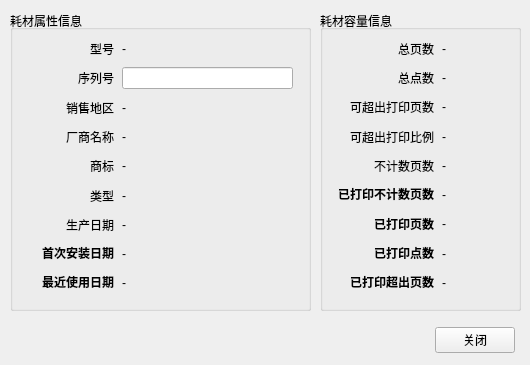
Qt form readback.ui (zlmone/supply_writer) before a commit.
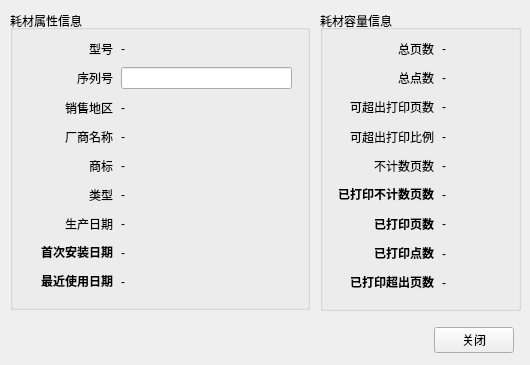
The same form after that commit.

Commit message: resize widget

The edit to the form file:
```diff
--- a/readback.ui
+++ b/readback.ui
@@ -21,7 +21,7 @@
     <rect>
      <x>10</x>
      <y>320</y>
-     <width>511</width>
+     <width>510</width>
      <height>40</height>
     </rect>
    </property>
@@ -68,8 +68,8 @@
     <rect>
      <x>10</x>
      <y>10</y>
-     <width>301</width>
-     <height>301</height>
+     <width>300</width>
+     <height>300</height>
     </rect>
    </property>
    <property name="title">
@@ -83,8 +83,8 @@
      <rect>
       <x>10</x>
       <y>20</y>
-      <width>281</width>
-      <height>271</height>
+      <width>280</width>
+      <height>270</height>
      </rect>
     </property>
     <layout class="QGridLayout" name="gridLayout_2" columnstretch="1,2">
```
The commit also changes 7 other files.
